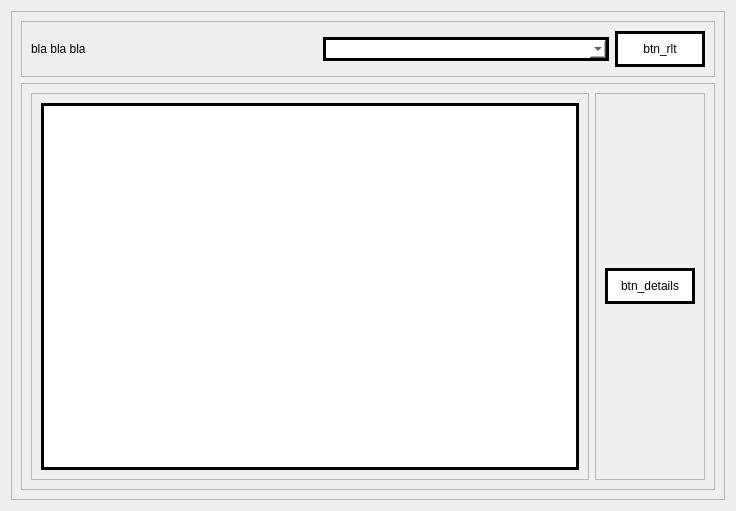
eduardogm22/controle_patrimonio, file PATP/asset_ctrl/previa/logs_view.ui: the form before one commit.
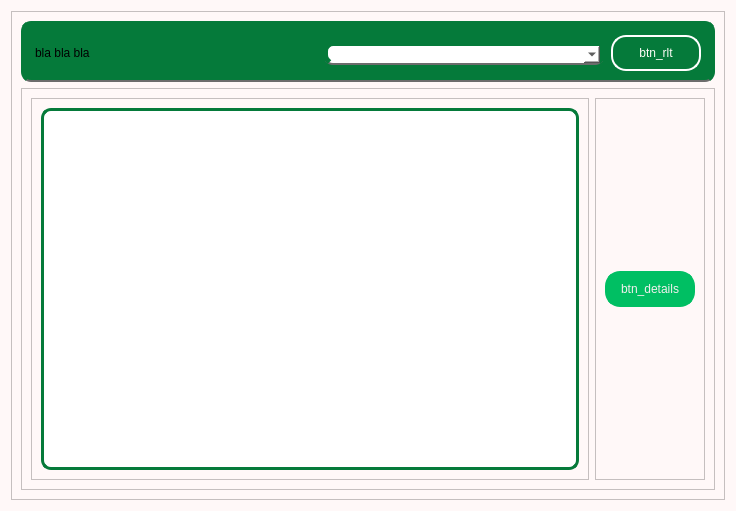
The form after the commit.

```diff
--- a/PATP/asset_ctrl/previa/logs_view.ui
+++ b/PATP/asset_ctrl/previa/logs_view.ui
@@ -13,6 +13,9 @@
   <property name="windowTitle">
    <string>Form</string>
   </property>
+  <property name="styleSheet">
+   <string notr="true">background-color : rgb(255, 248, 248)</string>
+  </property>
   <layout class="QVBoxLayout" name="verticalLayout">
    <item>
     <widget class="QFrame" name="frame">
@@ -25,6 +28,13 @@
      <layout class="QVBoxLayout" name="verticalLayout_2">
       <item>
        <widget class="QFrame" name="frame_3">
+        <property name="styleSheet">
+         <string notr="true">border-radius:
+10px;
+border:5px solid #057A3A;
+background-color: #057A3A;
+border-bottom: 2px solid rgb(108, 108, 108);</string>
+        </property>
         <property name="frameShape">
          <enum>QFrame::StyledPanel</enum>
         </property>
@@ -34,6 +44,9 @@
         <layout class="QHBoxLayout" name="horizontalLayout_2">
          <item>
           <widget class="QLabel" name="label">
+           <property name="styleSheet">
+            <string notr="true">border:0</string>
+           </property>
            <property name="text">
             <string>bla bla bla</string>
            </property>
@@ -48,8 +61,12 @@
             </size>
            </property>
            <property name="styleSheet">
-            <string notr="true">background-color:white;
-border:3px solid black;</string>
+            <string notr="true">QComboBox{background-color:white;
+border-radius: 10px;}
+
+
+
+ </string>
            </property>
           </widget>
          </item>
@@ -68,8 +85,21 @@
             </size>
            </property>
            <property name="styleSheet">
-            <string notr="true">background-color:white;
-border:3px solid black;</string>
+            <string notr="true">QPushButton { color:rgb(254, 253, 247);
+	border-radius:15px;		
+	border: 2px solid rgb(255, 255, 255);
+
+ }
+
+QPushButton:hover{background-color:rgb(0, 170, 0);color:white}
+
+QPushButton:pressed{
+ padding-left: 5px;
+ padding-top:5px;
+ 
+	background-color: rgb(0, 85, 0);
+ 
+}</string>
            </property>
            <property name="text">
             <string>btn_rlt</string>
@@ -100,8 +130,11 @@
             <item>
              <widget class="QListView" name="listView">
               <property name="styleSheet">
-               <string notr="true">background-color:white;
-border:3px solid black;</string>
+               <string notr="true">background-color:white;	
+border:3px solid #057A3A;
+border-radius:10px
+
+</string>
               </property>
              </widget>
             </item>
@@ -132,8 +165,22 @@
                </size>
               </property>
               <property name="styleSheet">
-               <string notr="true">background-color:white;
-border:3px solid black;</string>
+               <string notr="true">
+
+QPushButton { color: rgb(243, 239, 238);
+	border-radius:15px;		
+	border: 4px solid #00BF63;
+	background-color:#00BF63;
+ }
+
+QPushButton:hover{background-color:rgb(255, 240, 238);color:#00BF63}
+
+QPushButton:pressed{
+ padding-left: 5px;
+ padding-top:5px;
+	background-color: rgb(227, 227, 227);
+ 
+}</string>
               </property>
               <property name="text">
                <string>btn_details</string>
```
